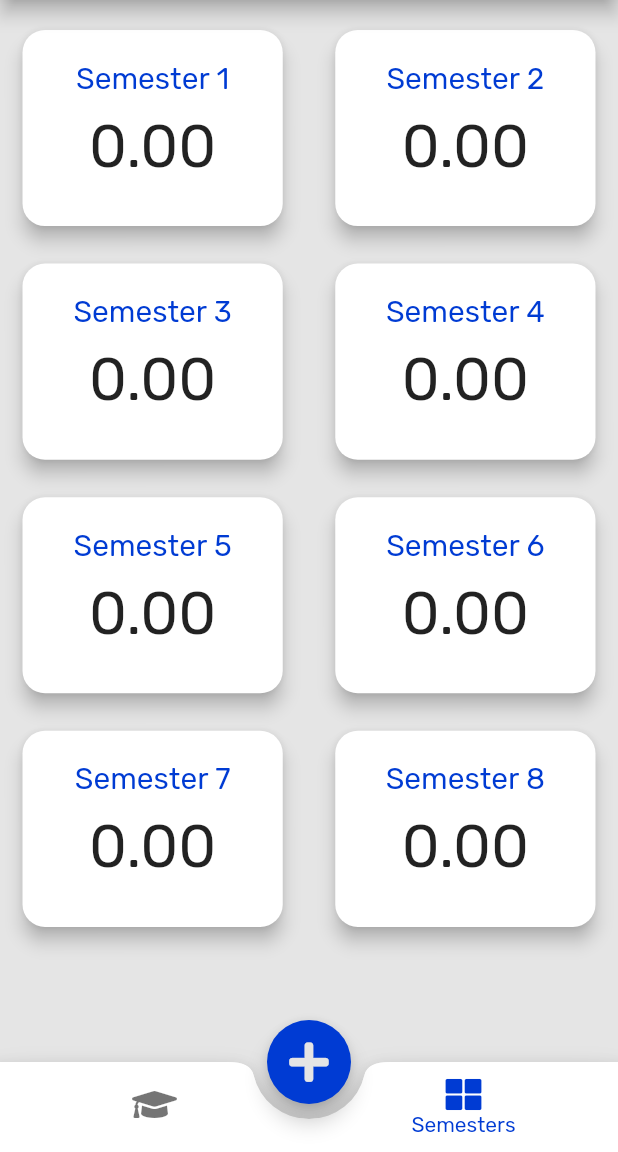
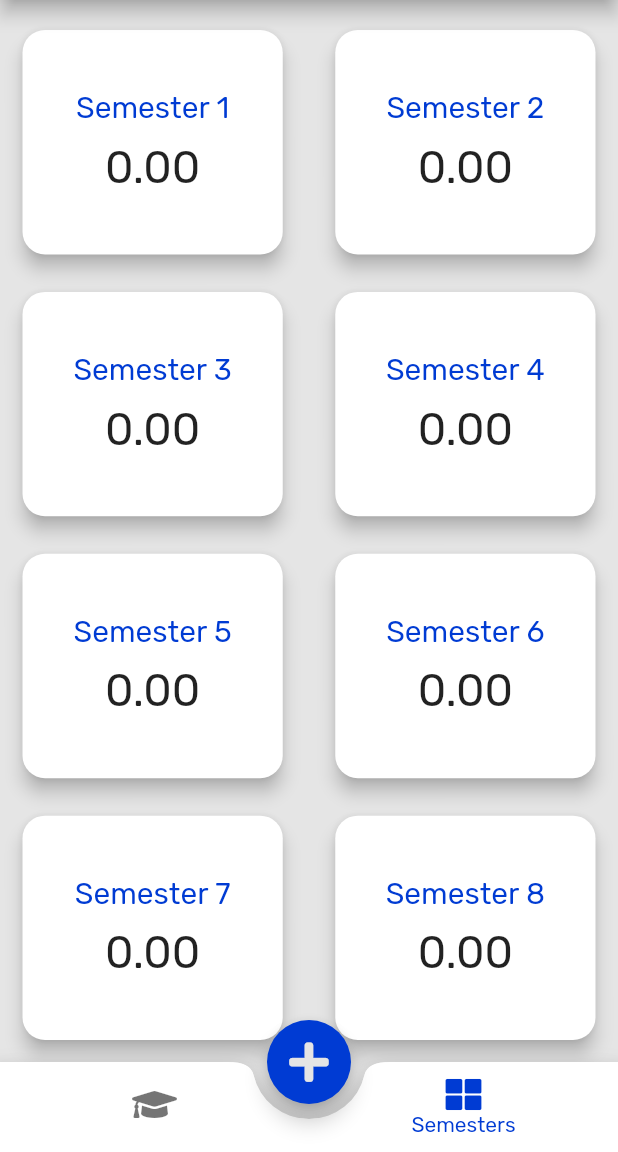
Before and after one commit to RusiruSadathana/Mora_GPA_App, a Flutter app: the screen it shows after launch, item 2 of the bottom bar chosen, on a phone screen of 412 x 824 dp, the part 84-1236 px from its top. Run offline on Flutter 3.47's test engine with Material 2 defaults, Android fonts, the phone set to English and light mode, and no system bars; our stand-ins replace animated_text_kit, flutter_staggered_animations, font_awesome_flutter, rflutter_alert, sqflite; accounts and stored records are empty.

Commit message:
UI Edited

```diff
--- a/lib/screens/tabs/allSemesters.dart
+++ b/lib/screens/tabs/allSemesters.dart
@@ -49,7 +49,7 @@ class _AllSemestersState extends State<AllSemesters> {
                         child: GridView.builder(
                           gridDelegate:
                               SliverGridDelegateWithFixedCrossAxisCount(
-                            childAspectRatio: 1.35,
+                            childAspectRatio: 1.2,
                             crossAxisCount: 2,
                             crossAxisSpacing: 5.0,
                             mainAxisSpacing: 5.0,
--- a/lib/widgets/semesterGPACard.dart
+++ b/lib/widgets/semesterGPACard.dart
@@ -30,6 +30,8 @@ class SemesterGPACard extends StatelessWidget {
         margin: EdgeInsets.fromLTRB(15, 10, 15, 10),
         child: Padding(
           padding: const EdgeInsets.all(20.0),
+          child: Center(
+            child: SingleChildScrollView(
               child: Column(
                 children: <Widget>[
                   Text(
@@ -40,13 +42,15 @@ class SemesterGPACard extends StatelessWidget {
                   Text(
                     gpa.toStringAsFixed(2),
                     style: TextStyle(
-                  fontSize: 40,
+                      fontSize: 30,
                     ),
                   ),
                 ],
               ),
             ),
           ),
+        ),
+      ),
     );
   }
 }
```
Lines whose indentation alone changed are shown as unchanged.
